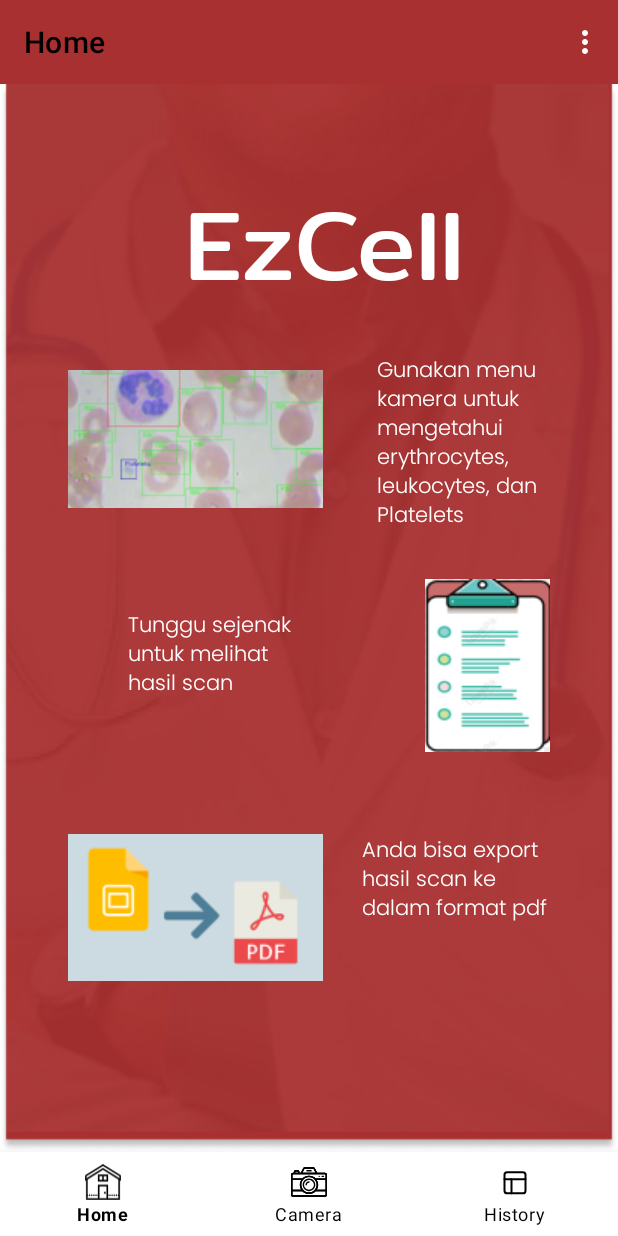
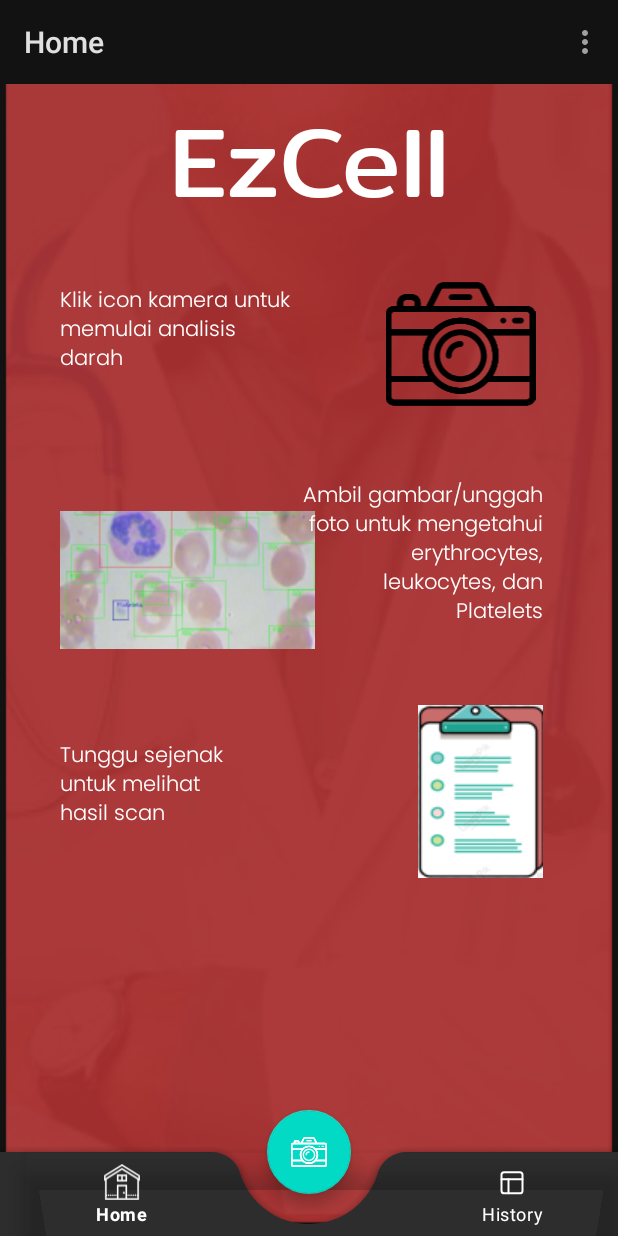
Before and after one commit to mutiara10/EzCell, an Android app: the screen it shows after launch (HomeActivity), on a phone screen of 412 x 824 dp. Run offline under Robolectric (Android 15) with nearby library versions, the phone set to English and light mode, and no system bars; our stand-ins replace Firebase (no records; nobody signed in at launch, a user with empty details on screens opened directly), navigation-ui.

Commit message:
camera fab

```diff
--- a/app/src/main/java/com/example/ezcell/HomeActivity.kt
+++ b/app/src/main/java/com/example/ezcell/HomeActivity.kt
@@ -6,12 +6,17 @@ import android.os.Bundle
 import android.view.Menu
 import android.view.MenuItem
 import androidx.appcompat.widget.Toolbar
+import androidx.fragment.app.Fragment
 import androidx.navigation.NavController
 import androidx.navigation.findNavController
 import androidx.navigation.ui.AppBarConfiguration
 import androidx.navigation.ui.setupActionBarWithNavController
 import androidx.navigation.ui.setupWithNavController
+import com.example.ezcell.fm.CameraFragment
+import com.example.ezcell.fm.HistoryFragment
+import com.example.ezcell.fm.HomeFragment
 import com.google.android.material.bottomnavigation.BottomNavigationView
+import com.google.android.material.floatingactionbutton.FloatingActionButton
 
 class HomeActivity : AppCompatActivity() {
 
@@ -20,14 +25,9 @@ class HomeActivity : AppCompatActivity() {
         super.onCreate(savedInstanceState)
         setContentView(R.layout.activity_home)
 
-
-        val tool = findViewById<Toolbar>(R.id.toolbar)
-        setSupportActionBar(tool)
-
-
         val navController: NavController = findNavController(R.id.nav_host_fragment)
         val appBarConfiguration: AppBarConfiguration = AppBarConfiguration.Builder(
-            R.id.lg_home, R.id.lg_camera, R.id.lg_history
+            R.id.lg_home, R.id.fab, R.id.lg_history
         ).build()
 
         setupActionBarWithNavController(navController, appBarConfiguration)
@@ -36,6 +36,7 @@ class HomeActivity : AppCompatActivity() {
         navigasiBawah.setupWithNavController(navController)
     }
 
+
     override fun onCreateOptionsMenu(menu: Menu?): Boolean {
         menuInflater.inflate(R.menu.menu_pilihan, menu)
         return true
--- a/app/src/main/res/layout/activity_home.xml
+++ b/app/src/main/res/layout/activity_home.xml
@@ -1,50 +1,52 @@
 <?xml version="1.0" encoding="utf-8"?>
-<androidx.constraintlayout.widget.ConstraintLayout xmlns:android="http://schemas.android.com/apk/res/android"
+<androidx.coordinatorlayout.widget.CoordinatorLayout xmlns:android="http://schemas.android.com/apk/res/android"
     xmlns:app="http://schemas.android.com/apk/res-auto"
     xmlns:tools="http://schemas.android.com/tools"
     android:layout_width="match_parent"
     android:layout_height="match_parent"
+    android:background="@drawable/bglogin"
     tools:context=".HomeActivity">
 
 
-    <androidx.appcompat.widget.Toolbar
-        android:id="@+id/toolbar"
+    <com.google.android.material.bottomappbar.BottomAppBar
+        android:id="@+id/bottomApp"
         android:layout_width="match_parent"
         android:layout_height="wrap_content"
-        android:background="@color/purple_200"
-        app:layout_constraintEnd_toEndOf="parent"
-        app:layout_constraintTop_toTopOf="parent"
-        app:layout_constraintStart_toStartOf="parent"
-        android:theme="@style/ToolbarTheme"
-        app:titleTextColor="@android:color/black"
-        />
+        android:layout_gravity="bottom"
+        android:background="@color/black"
+        app:fabCradleMargin="20dp"
+        app:fabCradleRoundedCornerRadius="20dp">
+
+        <com.google.android.material.bottomnavigation.BottomNavigationView
+            android:id="@+id/navigasi_bawah"
+            android:layout_width="match_parent"
+            android:layout_height="wrap_content"
+            android:layout_marginStart="0dp"
+            android:background="@android:color/transparent"
+            android:paddingRight="5dp"
+            app:itemIconTint="@color/white"
+            app:itemTextColor="@color/white"
+            app:menu="@menu/menu" />
+    </com.google.android.material.bottomappbar.BottomAppBar>
 
 
 
-    <com.google.android.material.bottomnavigation.BottomNavigationView
-        android:id="@+id/navigasi_bawah"
-        android:layout_width="0dp"
+
+    <com.google.android.material.floatingactionbutton.FloatingActionButton
+        android:layout_width="wrap_content"
         android:layout_height="wrap_content"
-        android:background="@color/white"
-        app:itemIconTint="@color/black"
-        app:itemTextColor="@color/black"
-        app:layout_constraintBottom_toBottomOf="parent"
-        app:layout_constraintEnd_toEndOf="parent"
-        app:layout_constraintStart_toStartOf="parent"
-        app:menu="@menu/menu"/>
-
+        android:src="@drawable/ic_camera"
+        android:id="@+id/fab"
+        app:layout_anchor="@id/bottomApp"
+        />
 
     <fragment
         android:id="@+id/nav_host_fragment"
         android:name="androidx.navigation.fragment.NavHostFragment"
         android:layout_width="match_parent"
-        android:layout_height="0dp"
+        android:layout_height="690dp"
         app:defaultNavHost="true"
-        app:navGraph="@navigation/navigasi_phone"
-        app:layout_constraintBottom_toBottomOf="parent"
-        app:layout_constraintBottom_toTopOf="@id/navigasi_bawah"
-        app:layout_constraintTop_toBottomOf="@id/toolbar"
-        app:layout_constraintEnd_toEndOf="parent"
-        app:layout_constraintStart_toStartOf="parent"
-        />
-</androidx.constraintlayout.widget.ConstraintLayout>
+        app:navGraph="@navigation/navigasi_phone" />
+
+
+</androidx.coordinatorlayout.widget.CoordinatorLayout>
--- a/app/src/main/res/layout/fragment_home.xml
+++ b/app/src/main/res/layout/fragment_home.xml
@@ -1,102 +1,104 @@
 <?xml version="1.0" encoding="utf-8"?>
-<RelativeLayout xmlns:android="http://schemas.android.com/apk/res/android"
+<androidx.constraintlayout.widget.ConstraintLayout xmlns:android="http://schemas.android.com/apk/res/android"
     xmlns:app="http://schemas.android.com/apk/res-auto"
     xmlns:tools="http://schemas.android.com/tools"
     android:layout_width="match_parent"
     android:layout_height="match_parent"
-    android:background="@drawable/bglogin"
     tools:context=".HomeActivity">
 
 
    <TextView
        android:id="@+id/ezcell"
-       android:layout_width="195dp"
-       android:layout_height="92dp"
-       android:layout_alignParentStart="true"
-       android:layout_alignParentEnd="true"
-       android:layout_marginStart="120dp"
-       android:layout_marginTop="55dp"
-       android:layout_marginEnd="100dp"
+       android:layout_width="match_parent"
+       android:layout_height="wrap_content"
        android:fontFamily="@font/mitrregular"
        android:text="EzCell"
        android:textAlignment="center"
        android:textColor="@color/white"
-       android:textSize="65sp" />
+       android:textSize="65sp"
+       app:layout_constraintEnd_toEndOf="parent"
+       app:layout_constraintStart_toStartOf="parent"
+       app:layout_constraintTop_toTopOf="parent" />
+
+
+   <ImageView
+       android:id="@+id/camera"
+       android:layout_width="150dp"
+       android:layout_height="100dp"
+       android:layout_marginTop="20dp"
+       android:layout_marginRight="30dp"
+       android:src="@drawable/ic_camera"
+       app:layout_constraintEnd_toEndOf="parent"
+       app:layout_constraintTop_toBottomOf="@+id/ezcell" />
+
+   <TextView
+       android:id="@+id/tv_camera"
+       android:layout_width="157dp"
+       android:layout_height="121dp"
+       android:layout_alignParentEnd="true"
+       android:layout_marginTop="30dp"
+       android:layout_marginLeft="40dp"
+       android:fontFamily="@font/poppinslight"
+       android:text="Klik icon kamera untuk memulai analisis darah"
+       android:textAlignment="textStart"
+       android:textColor="@color/white"
+       android:textSize="14sp"
+       app:layout_constraintStart_toStartOf="parent"
+       app:layout_constraintTop_toBottomOf="@+id/ezcell" />
+
 
    <ImageView
        android:id="@+id/blood"
        android:layout_width="wrap_content"
        android:layout_height="wrap_content"
        android:layout_below="@+id/ezcell"
-       android:layout_alignParentStart="true"
-       android:layout_marginStart="45dp"
-       android:layout_marginTop="43dp"
-       android:layout_marginBottom="200dp"
-       android:src="@drawable/darah" />
+       android:layout_marginLeft="40dp"
+       android:layout_marginTop="30dp"
+       android:src="@drawable/darah"
+       app:layout_constraintStart_toStartOf="parent"
+       app:layout_constraintTop_toBottomOf="@+id/tv_camera" />
 
    <TextView
        android:id="@+id/tv_blood"
-       android:layout_width="125dp"
+       android:layout_width="162dp"
        android:layout_height="wrap_content"
        android:layout_alignParentEnd="true"
-       android:layout_marginLeft="230dp"
-       android:layout_marginTop="180dp"
-       android:layout_marginEnd="35dp"
-       android:layout_marginRight="5dp"
-       android:layout_marginBottom="200dp"
+       android:layout_marginTop="40dp"
+       android:layout_marginRight="50dp"
        android:fontFamily="@font/poppinslight"
-       android:text="Gunakan menu kamera untuk mengetahui  erythrocytes, leukocytes, dan Platelets"
-       android:textAlignment="textStart"
+       android:text="Ambil gambar/unggah foto untuk mengetahui  erythrocytes, leukocytes, dan Platelets"
+       android:textAlignment="textEnd"
        android:textColor="@color/white"
-       android:textSize="14sp" />
+       android:textSize="14sp"
+       app:layout_constraintEnd_toEndOf="parent"
+       app:layout_constraintTop_toBottomOf="@+id/camera" />
 
    <ImageView
        android:id="@+id/hasil_scan"
        android:layout_width="wrap_content"
        android:layout_height="wrap_content"
        android:layout_alignParentEnd="true"
-       android:layout_marginStart="250dp"
-       android:layout_marginTop="330dp"
-       android:layout_marginEnd="45dp"
-       android:src="@drawable/hasilscan" />
+       android:layout_marginTop="50dp"
+       android:layout_marginRight="50dp"
+       android:src="@drawable/hasilscan"
+       app:layout_constraintEnd_toEndOf="parent"
+       app:layout_constraintTop_toBottomOf="@+id/tv_blood" />
+
 
    <TextView
        android:id="@+id/tv_hasilscan"
        android:layout_width="125dp"
        android:layout_height="wrap_content"
        android:layout_alignParentStart="true"
-       android:layout_marginStart="85dp"
-       android:layout_marginTop="350dp"
-       android:layout_marginRight="5dp"
+       android:layout_marginTop="60dp"
+       android:layout_marginLeft="40dp"
        android:fontFamily="@font/poppinslight"
        android:text="Tunggu sejenak untuk melihat hasil scan"
        android:textAlignment="textStart"
        android:textColor="@color/white"
-       android:textSize="14sp" />
-
-   <ImageView
-       android:id="@+id/pdf"
-       android:layout_width="wrap_content"
-       android:layout_height="wrap_content"
-       android:layout_alignParentStart="true"
-       android:layout_marginStart="45dp"
-       android:layout_marginTop="500dp"
-       android:layout_marginBottom="20dp"
-       android:src="@drawable/pdf" />
-
-   <TextView
-       android:id="@+id/tv_pdf"
-       android:layout_width="125dp"
-       android:layout_height="wrap_content"
-       android:layout_alignParentEnd="true"
-       android:layout_marginLeft="250dp"
-       android:layout_marginTop="500dp"
-       android:layout_marginEnd="45dp"
-       android:fontFamily="@font/poppinslight"
-       android:text="Anda bisa export hasil scan ke dalam format pdf"
-       android:textAlignment="textStart"
-       android:textColor="@color/white"
-       android:textSize="14sp" />
+       android:textSize="14sp"
+       app:layout_constraintStart_toStartOf="parent"
+       app:layout_constraintTop_toBottomOf="@+id/blood" />
 
 
-</RelativeLayout>
+</androidx.constraintlayout.widget.ConstraintLayout>
--- a/app/src/main/res/menu/menu.xml
+++ b/app/src/main/res/menu/menu.xml
@@ -6,9 +6,9 @@
         android:title="Home"/>
 
     <item
-        android:id="@+id/lg_camera"
-        android:icon="@drawable/ic_camera"
-        android:title="Camera"/>
+    android:id="@+id/placeholder"
+    android:title=""/>
+
 
     <item
         android:id="@+id/lg_history"
--- a/app/src/main/res/values-night/themes.xml
+++ b/app/src/main/res/values-night/themes.xml
@@ -1,6 +1,6 @@
 <resources xmlns:tools="http://schemas.android.com/tools">
     <!-- Base application theme. -->
-    <style name="Theme.EzCell" parent="Theme.MaterialComponents.DayNight.NoActionBar">
+    <style name="Theme.EzCell" parent="Theme.MaterialComponents">
         <!-- Primary brand color. -->
         <item name="colorPrimary">@color/purple_200</item>
         <item name="colorPrimaryVariant">#911729</item>
--- a/app/src/main/res/values/styles.xml
+++ b/app/src/main/res/values/styles.xml
@@ -2,7 +2,7 @@
 <resources>
 
     <style name="ToolbarTheme">
-        <item name="android:textColorSecondary">@android:color/white</item>
+        <item name="android:textColorSecondary">@color/purple_500</item>
     </style>
 
 </resources>
--- a/app/src/main/res/values/themes.xml
+++ b/app/src/main/res/values/themes.xml
@@ -1,6 +1,6 @@
 <resources xmlns:tools="http://schemas.android.com/tools">
     <!-- Base application theme. -->
-    <style name="Theme.EzCell" parent="Theme.MaterialComponents.DayNight.NoActionBar">
+    <style name="Theme.EzCell" parent="Theme.MaterialComponents">
         <!-- Primary brand color. -->
         <item name="colorPrimary">@color/purple_500</item>
         <item name="colorPrimaryVariant">#911E22</item>
@@ -8,7 +8,7 @@
         <!-- Secondary brand color. -->
         <item name="colorSecondary">@color/teal_200</item>
         <item name="colorSecondaryVariant">@color/teal_700</item>
-        <item name="colorOnSecondary">@color/black</item>
+        <item name="colorOnSecondary">@color/white</item>
         <!-- Status bar color. -->
         <item name="android:statusBarColor" tools:targetApi="l">?attr/colorPrimaryVariant</item>
         <!-- Customize your theme here. -->
```
